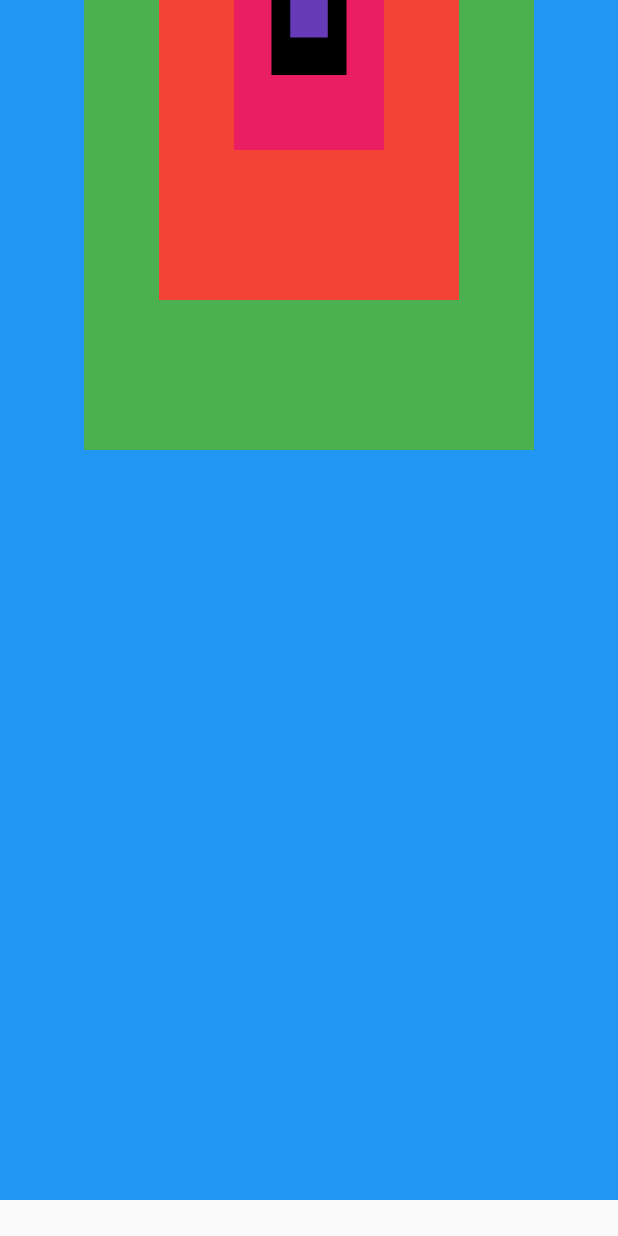
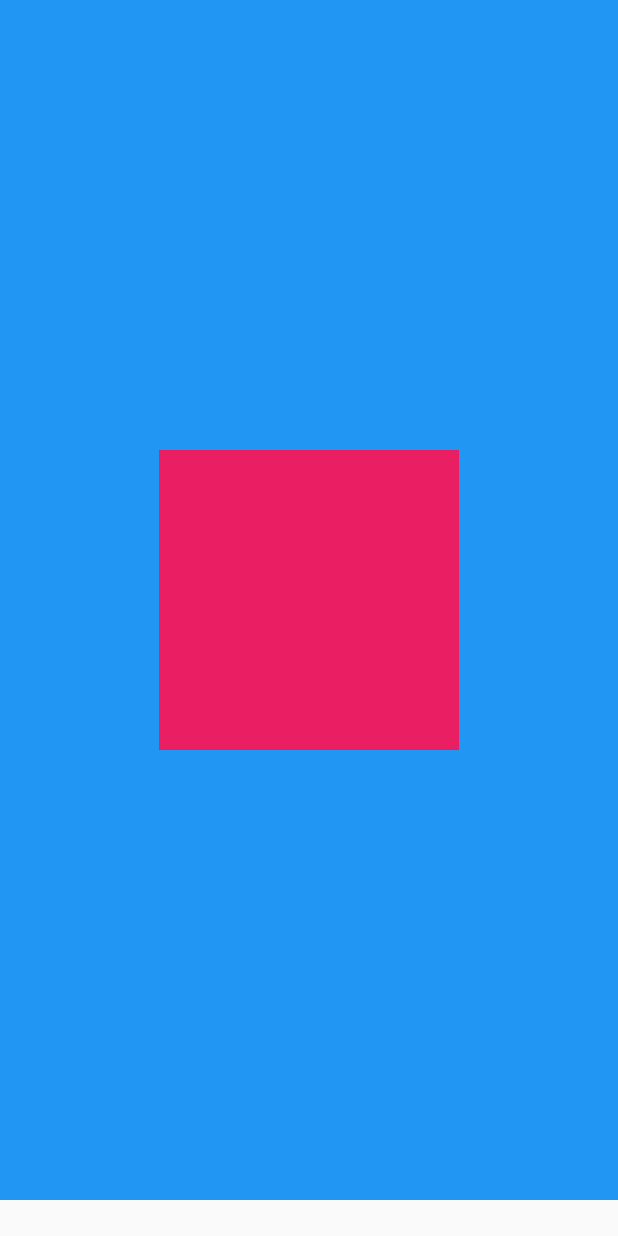
Before and after one commit to sanayut12345/cpe5today_2mobile, a Flutter app: the screen it shows after launch, on a phone screen of 412 x 824 dp. Run offline on Flutter 3.47's test engine with Material 2 defaults, Android fonts, the phone set to English and light mode, and no system bars.

Commit message:
layout center

```diff
--- a/lib/main.dart
+++ b/lib/main.dart
@@ -23,35 +23,12 @@ class MyApp extends StatelessWidget {
 class TestWidget extends StatelessWidget {
   @override
   Widget build(BuildContext context) {
-    return Stack(
-      alignment: Alignment.topCenter,
-      children: [
-        Container(
-          height: 300.0,
-          width: 300.0,
-          color: Colors.green,
-        ),
-        Container(
-          height: 200.0,
-          width: 200.0,
-          color: Colors.red,
-        ),
-        Container(
-          height: 100.0,
-          width: 100.0,
-          color: Colors.pink,
-        ),
-        Container(
-          height: 50.0,
-          width: 50.0,
-          color: Colors.black,
-        ),
-        Container(
-          height: 25.0,
-          width: 25.0,
-          color: Colors.deepPurple,
-        ),
-      ],
+    return Center(
+      child: Container(
+        height: 200,
+        width: 200,
+        color: Colors.pink,
+      ),
     );
   }
 }
```
